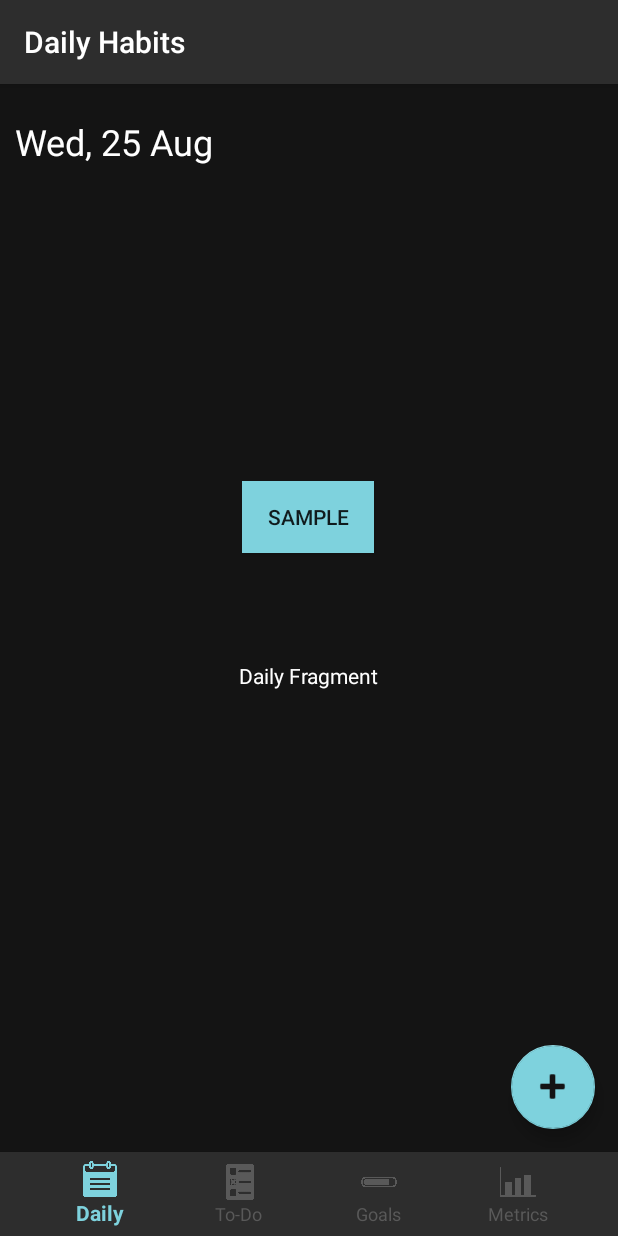
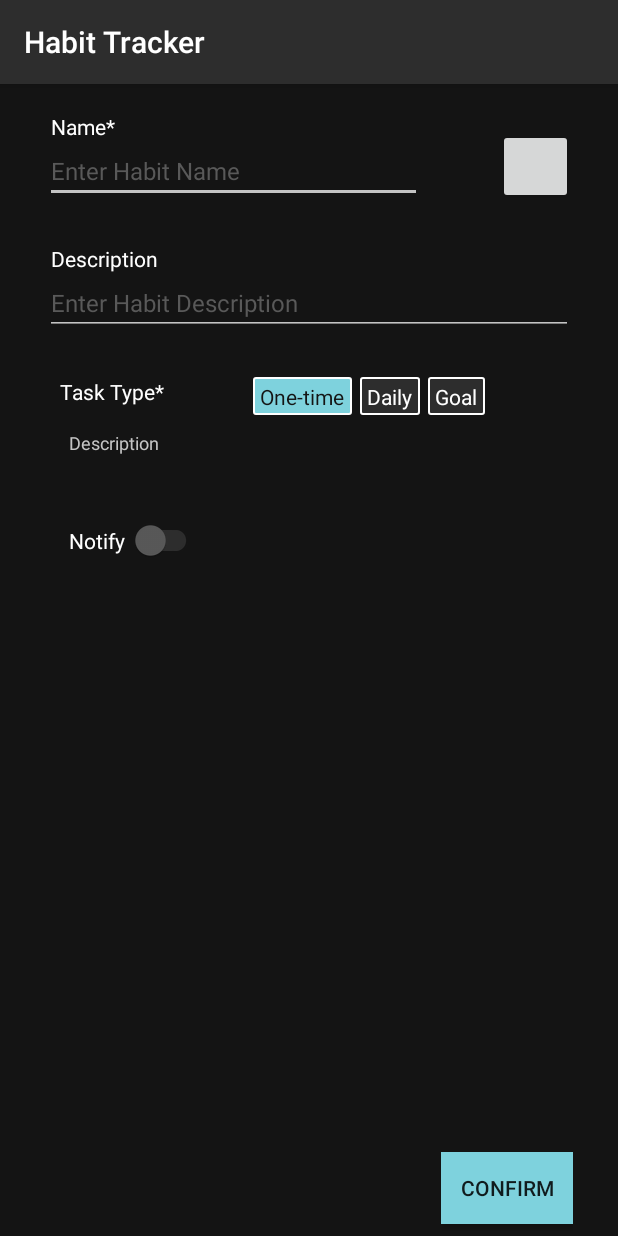
Before and after one commit to AkiPunzalan/MOBDEVE-MCO, an Android app: the screen it shows after launch (MainActivity before the commit, AddActivity after it), after a tap on an icon or button, on a phone screen of 412 x 824 dp. Run offline under Robolectric (Android 15) with nearby library versions, the phone set to English and light mode, and no system bars; Roboto replaces fonts that are not available here.

Commit message:
added add task activit

```diff
--- a/app/src/main/AndroidManifest.xml
+++ b/app/src/main/AndroidManifest.xml
@@ -9,6 +9,7 @@
         android:roundIcon="@mipmap/ic_launcher_round"
         android:supportsRtl="true"
         android:theme="@style/Theme.MCO">
+        <activity android:name=".AddActivity"></activity>
         <activity android:name=".MainActivity">
             <intent-filter>
                 <action android:name="android.intent.action.MAIN" />
@@ -16,6 +17,7 @@
                 <category android:name="android.intent.category.LAUNCHER" />
             </intent-filter>
         </activity>
+
         <meta-data
             android:name="preloaded_fonts"
             android:resource="@array/preloaded_fonts" />
--- /dev/null
+++ b/app/src/main/java/com/mobdeve/mco/AddActivity.java
@@ -0,0 +1,14 @@
+package com.mobdeve.mco;
+
+import androidx.appcompat.app.AppCompatActivity;
+
+import android.os.Bundle;
+
+public class AddActivity extends AppCompatActivity {
+
+    @Override
+    protected void onCreate(Bundle savedInstanceState) {
+        super.onCreate(savedInstanceState);
+        setContentView(R.layout.activity_add);
+    }
+}
--- a/app/src/main/java/com/mobdeve/mco/MainActivity.java
+++ b/app/src/main/java/com/mobdeve/mco/MainActivity.java
@@ -6,6 +6,7 @@ import androidx.appcompat.app.AppCompatActivity;
 import androidx.fragment.app.Fragment;
 import androidx.fragment.app.FragmentTransaction;
 
+import android.content.Intent;
 import android.os.Bundle;
 import android.view.MenuItem;
 import android.view.View;
@@ -48,8 +49,8 @@ public class MainActivity extends AppCompatActivity {
         fab_add.setOnClickListener(new View.OnClickListener() {
             @Override
             public void onClick(View v) {
-                //TODO: Implement Add Task Activity
-                //add activity
+                Intent i = new Intent(MainActivity.this, AddActivity.class);
+                startActivity(i);
             }
         });
 
@@ -102,8 +103,6 @@ public class MainActivity extends AppCompatActivity {
 
     private String getToday(){
         LocalDateTime today = LocalDateTime.now();
-        String formattedDate = today.format(DateTimeFormatter.ofPattern("EE, dd MMM"));
-
-        return formattedDate;
+        return today.format(DateTimeFormatter.ofPattern("EE, dd MMM"));
     }
 }
--- /dev/null
+++ b/app/src/main/res/color/switch_track_selector.xml
@@ -0,0 +1,5 @@
+<?xml version="1.0" encoding="utf-8"?>
+<selector xmlns:android="http://schemas.android.com/apk/res/android">
+    <item android:state_checked="true" android:color="@color/teal_secondary" />
+    <item android:color="@color/black_secondary"  />
+</selector>
--- /dev/null
+++ b/app/src/main/res/drawable/radio_default.xml
@@ -0,0 +1,11 @@
+<?xml version="1.0" encoding="utf-8"?>
+<shape xmlns:android="http://schemas.android.com/apk/res/android"
+    android:shape="rectangle">
+
+    <corners android:radius="1dp" />
+    <solid android:color="@color/black_secondary" />
+    <stroke
+        android:width="1dp"
+        android:color="@color/white" />
+
+</shape>
--- /dev/null
+++ b/app/src/main/res/drawable/radio_selected.xml
@@ -0,0 +1,13 @@
+<?xml version="1.0" encoding="utf-8"?>
+<shape xmlns:android="http://schemas.android.com/apk/res/android"
+    android:shape="rectangle">
+
+    <corners
+        android:radius="1dp"
+        />
+    <solid android:color="@color/teal_accent" />
+    <stroke
+        android:width="1dp"
+        android:color="@color/white" />
+
+</shape>
--- /dev/null
+++ b/app/src/main/res/drawable/radio_selector.xml
@@ -0,0 +1,5 @@
+<?xml version="1.0" encoding="utf-8"?>
+<selector xmlns:android="http://schemas.android.com/apk/res/android">
+    <item android:drawable="@drawable/radio_selected" android:state_checked="true" />
+    <item android:drawable="@drawable/radio_default" />
+</selector>
--- /dev/null
+++ b/app/src/main/res/drawable/radio_selector_text.xml
@@ -0,0 +1,5 @@
+<?xml version="1.0" encoding="utf-8"?>
+<selector xmlns:android="http://schemas.android.com/apk/res/android">
+    <item android:color="@color/white" android:state_checked="false" />
+    <item android:color="@color/black_primary" android:state_checked="true" />
+</selector>
--- /dev/null
+++ b/app/src/main/res/layout/activity_add.xml
@@ -0,0 +1,193 @@
+<?xml version="1.0" encoding="utf-8"?>
+<androidx.constraintlayout.widget.ConstraintLayout xmlns:android="http://schemas.android.com/apk/res/android"
+    xmlns:app="http://schemas.android.com/apk/res-auto"
+    xmlns:tools="http://schemas.android.com/tools"
+    android:layout_width="match_parent"
+    android:layout_height="match_parent"
+    android:background="@color/black_primary"
+    android:paddingStart="30dp"
+    android:paddingTop="10dp"
+    android:paddingEnd="30dp"
+    tools:context=".AddActivity">
+
+    <EditText
+        android:id="@+id/et_name"
+        android:layout_width="251dp"
+        android:layout_height="41dp"
+        android:layout_marginTop="28dp"
+        android:backgroundTint="@color/grey_highlight"
+        android:ems="10"
+        android:inputType="textPersonName"
+        android:text="Enter Habit Name"
+        android:textColor="@color/grey"
+        android:textSize="16sp"
+        app:layout_constraintStart_toStartOf="parent"
+        app:layout_constraintTop_toTopOf="parent" />
+
+    <EditText
+        android:id="@+id/et_desc"
+        android:layout_width="0dp"
+        android:layout_height="41dp"
+        android:layout_marginTop="116dp"
+        android:backgroundTint="@color/grey_highlight"
+        android:ems="10"
+        android:inputType="textPersonName"
+        android:text="Enter Habit Description"
+        android:textColor="@color/grey"
+        android:textSize="16sp"
+        app:layout_constraintEnd_toEndOf="parent"
+        app:layout_constraintHorizontal_bias="0.387"
+        app:layout_constraintStart_toStartOf="parent"
+        app:layout_constraintTop_toTopOf="parent" />
+
+    <Button
+        android:id="@+id/button"
+        android:layout_width="50dp"
+        android:layout_height="50dp"
+        android:layout_marginTop="20dp"
+        app:layout_constraintEnd_toEndOf="parent"
+        app:layout_constraintHorizontal_bias="1.0"
+        app:layout_constraintStart_toEndOf="@+id/et_name"
+        app:layout_constraintTop_toTopOf="parent" />
+
+    <TextView
+        android:id="@+id/tv_name"
+        android:layout_width="wrap_content"
+        android:layout_height="wrap_content"
+        android:layout_marginStart="4dp"
+        android:text="Name*"
+        android:textColor="@color/white"
+        app:layout_constraintBottom_toTopOf="@+id/et_name"
+        app:layout_constraintStart_toStartOf="parent" />
+
+    <TextView
+        android:id="@+id/tv_desc"
+        android:layout_width="wrap_content"
+        android:layout_height="wrap_content"
+        android:layout_marginStart="4dp"
+        android:text="Description"
+        android:textColor="@color/white"
+        app:layout_constraintBottom_toTopOf="@+id/et_desc"
+        app:layout_constraintStart_toStartOf="parent" />
+
+
+    <RadioGroup
+        android:id="@+id/rg_tasktype"
+        android:layout_width="270dp"
+        android:layout_height="25dp"
+        android:layout_marginTop="28dp"
+        android:gravity="center_horizontal"
+        android:orientation="horizontal"
+        app:layout_constraintEnd_toEndOf="parent"
+        app:layout_constraintStart_toEndOf="@+id/tv_tasktype"
+        app:layout_constraintTop_toBottomOf="@+id/et_desc">
+
+
+        <RadioButton
+            android:id="@+id/rd_todo"
+            android:layout_width="wrap_content"
+            android:layout_height="wrap_content"
+            android:background="@drawable/radio_selector"
+            android:button="@android:color/transparent"
+            android:checked="true"
+            android:gravity="center"
+            android:paddingLeft="5dp"
+            android:paddingTop="3dp"
+            android:paddingRight="5dp"
+            android:paddingBottom="3dp"
+            android:layout_marginRight="5dp"
+            android:text="One-time"
+            android:textColor="@drawable/radio_selector_text" />
+
+        <RadioButton
+            android:id="@+id/rd_daily"
+            android:layout_width="wrap_content"
+            android:layout_height="wrap_content"
+            android:background="@drawable/radio_selector"
+            android:button="@android:color/transparent"
+            android:gravity="center"
+            android:paddingLeft="5dp"
+            android:paddingTop="3dp"
+            android:paddingRight="5dp"
+            android:paddingBottom="3dp"
+            android:layout_marginRight="5dp"
+
+            android:text="Daily"
+            android:textColor="@drawable/radio_selector_text" />
+
+        <RadioButton
+            android:id="@+id/rd_goal"
+            android:layout_width="wrap_content"
+            android:layout_height="wrap_content"
+            android:background="@drawable/radio_selector"
+            android:button="@android:color/transparent"
+            android:gravity="center"
+            android:paddingLeft="5dp"
+            android:paddingTop="3dp"
+            android:paddingRight="5dp"
+            android:paddingBottom="3dp"
+            android:text="Goal"
+            android:textColor="@drawable/radio_selector_text" />
+
+    </RadioGroup>
+
+    <TextView
+        android:id="@+id/tv_tasktype"
+        android:layout_width="wrap_content"
+        android:layout_height="wrap_content"
+        android:layout_marginStart="10dp"
+        android:layout_marginTop="28dp"
+        android:text="Task Type*"
+        android:textColor="@color/white"
+        app:layout_constraintStart_toStartOf="parent"
+        app:layout_constraintTop_toBottomOf="@+id/et_desc" />
+
+    <TextView
+        android:id="@+id/tv_taskdesc"
+        android:layout_width="0dp"
+        android:layout_height="wrap_content"
+        android:layout_marginStart="16dp"
+        android:layout_marginTop="16dp"
+        android:layout_marginEnd="16dp"
+        android:text="Description"
+        android:textColor="@color/grey_highlight"
+        android:textSize="12sp"
+        app:layout_constraintEnd_toEndOf="parent"
+        app:layout_constraintStart_toStartOf="parent"
+        app:layout_constraintTop_toBottomOf="@+id/tv_tasktype" />
+
+    <androidx.appcompat.widget.SwitchCompat
+        android:id="@+id/sw_notifSwitch"
+        android:layout_width="wrap_content"
+        android:layout_height="wrap_content"
+        android:layout_marginStart="16dp"
+        android:layout_marginTop="70dp"
+        android:text="Notify "
+        android:textColor="@color/white"
+        app:layout_constraintStart_toStartOf="parent"
+        app:layout_constraintTop_toBottomOf="@+id/rg_tasktype"
+        app:thumbTint="@color/selector"
+        app:trackTint="@color/switch_track_selector" />
+
+
+    <androidx.constraintlayout.widget.Barrier
+        android:id="@+id/br_add"
+        android:layout_width="wrap_content"
+        android:layout_height="wrap_content"
+        app:barrierDirection="bottom"
+        app:constraint_referenced_ids="et_name,rg_tasktype,et_desc,tv_name,tv_tasktype,tv_desc,button,tv_taskdesc,sw_notifSwitch"
+        tools:layout_editor_absoluteX="68dp"
+        tools:layout_editor_absoluteY="378dp" />
+
+    <Button
+        android:id="@+id/btn_add_confirm"
+        android:layout_width="wrap_content"
+        android:layout_height="wrap_content"
+        android:layout_marginBottom="8dp"
+        android:background="@color/teal_accent"
+        android:text="confirm"
+        app:layout_constraintBottom_toBottomOf="parent"
+        app:layout_constraintEnd_toEndOf="parent" />
+
+
+</androidx.constraintlayout.widget.ConstraintLayout>
--- a/app/src/main/res/layout/activity_main.xml
+++ b/app/src/main/res/layout/activity_main.xml
@@ -14,8 +14,8 @@
         android:background="@color/black_secondary"
         android:paddingLeft="20dp"
         android:paddingRight="20dp"
-        app:itemIconTint="@drawable/selector"
-        app:itemTextColor="@drawable/selector"
+        app:itemIconTint="@color/selector"
+        app:itemTextColor="@color/selector"
         app:labelVisibilityMode="labeled"
         app:layout_constraintBottom_toBottomOf="parent"
         app:menu="@menu/navbar" />
--- a/app/src/main/res/values/colors.xml
+++ b/app/src/main/res/values/colors.xml
@@ -15,4 +15,5 @@
     <color name="grey_highlight">#c4c4c4</color>
 
     <color name="teal_accent">#7ED2DD</color>
+    <color name="teal_secondary">#759FA5</color>
 </resources>
--- a/app/src/main/res/values/strings.xml
+++ b/app/src/main/res/values/strings.xml
@@ -1,3 +1,7 @@
 <resources>
     <string name="app_name">Habit Tracker</string>
+
+    <string name="daily_desc">…</string>
+    <string name="todo_desc">…</string>
+    <string name="goal_desc">…</string>
 </resources>
```
Also changed, not shown: app/src/main/res/color/selector.xml (renamed from app/src/main/res/drawable/selector.xml).
